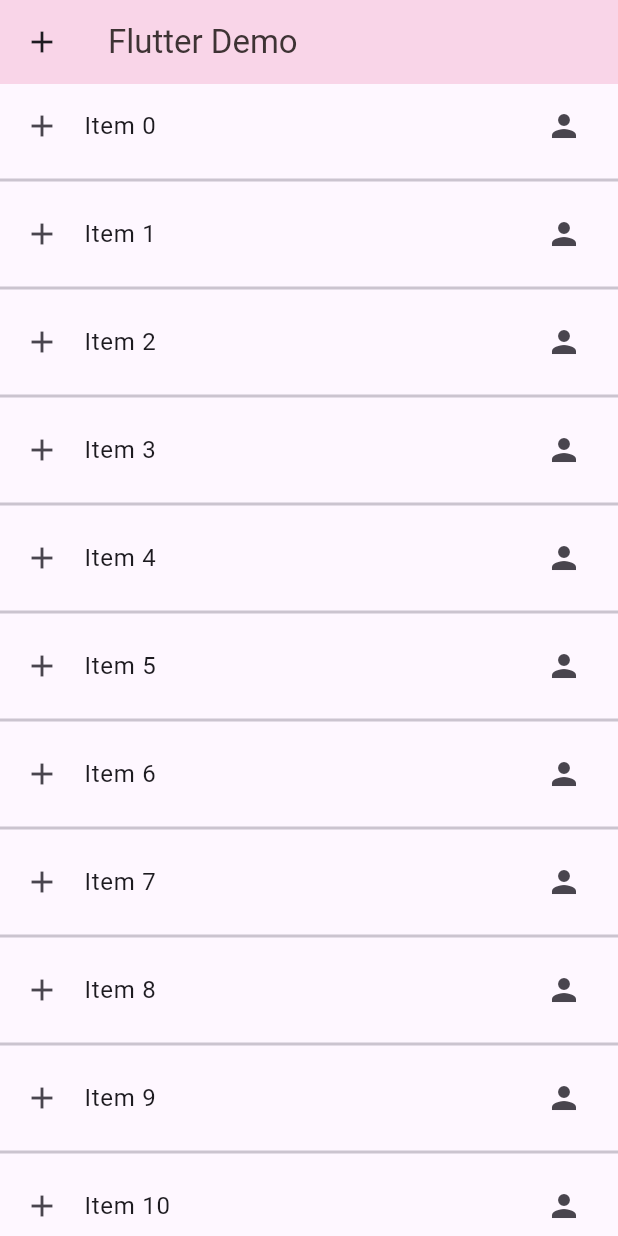
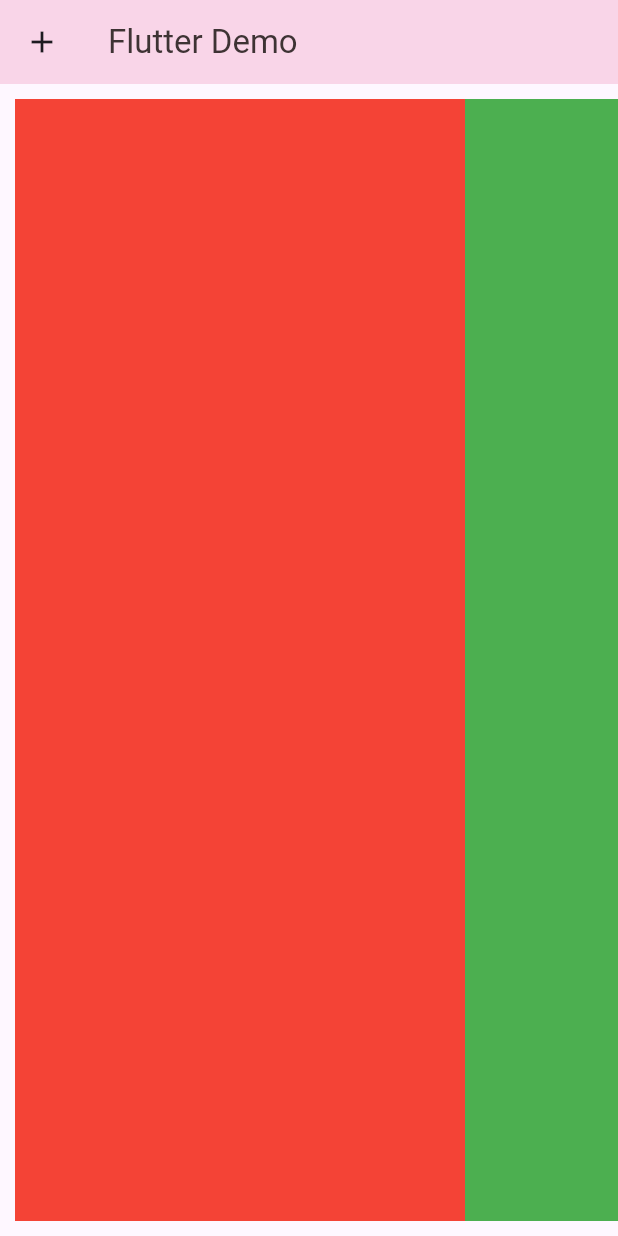
Before and after one commit to pparnfaa/my_firstapp, a Flutter app: the screen it shows after launch, on a phone screen of 412 x 824 dp. Run offline on Flutter 3.47's test engine with Material 3 defaults, Android fonts, the phone set to English and light mode, and no system bars.

Commit message:
ListView Scroll Horizontal

```diff
--- a/lib/main.dart
+++ b/lib/main.dart
@@ -25,21 +25,15 @@ class MyApp extends StatelessWidget {
               leading: const Icon(Icons.add),
               backgroundColor: const Color.fromARGB(255, 249, 213, 232),
             ),
-          body: ListView.separated(
-            itemCount: 50,
-            itemBuilder: (context, index) {
-              return ListTile(
-                leading: const Icon(Icons.add),
-                title: Text('Item $index'),
-                trailing: const Icon(Icons.person),
-              );
-            },
-            separatorBuilder: (context, index){
-              return const Divider(
-                thickness: 2,
-              );
-            },
-          ),
-        ));
+            body: ListView(
+              padding: const EdgeInsets.all(10),
+              scrollDirection: Axis.horizontal,
+              shrinkWrap: true,
+              children: [
+                Container(width: 300, color: Colors.red),
+                Container(width: 300, color: Colors.green),
+                Container(width: 300, color: Colors.blue),
+              ],
+            )));
   }
 }
```
Lines whose indentation alone changed are shown as unchanged.
